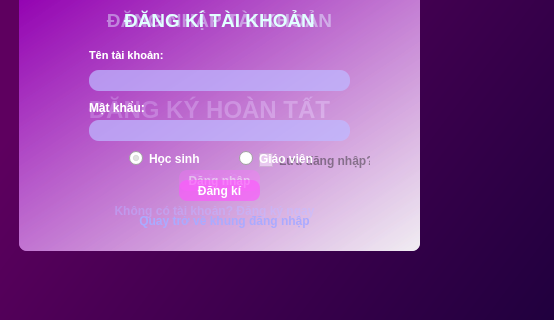
Qt form new gui/hello Tien ne ku/Login_gui.ui (hoangm960/Astraea) before a commit; both pictures show x 0 to 554 and y 265 to 585 of the 1000 by 788 pixel window.
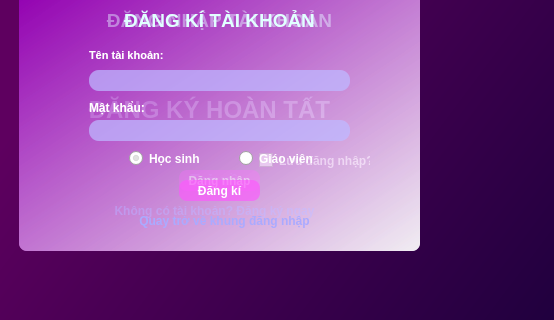
The same form after that commit.

Commit message: NewGUI_Offical

```diff
--- a/new gui/hello Tien ne ku/Login_gui.ui
+++ b/new gui/hello Tien ne ku/Login_gui.ui
@@ -409,7 +409,7 @@
            </property>
            <property name="styleSheet">
             <string notr="true">font: bold;
-text: &quot;Lưu đăng nhập?&quot;;</string>
+color: rgb(255, 255, 255)</string>
            </property>
            <property name="text">
             <string>Lưu đăng nhập?</string>
```
Left out of the diff: 82 changed lines with no effect on the pictures. The commit also changes 2 other files.
